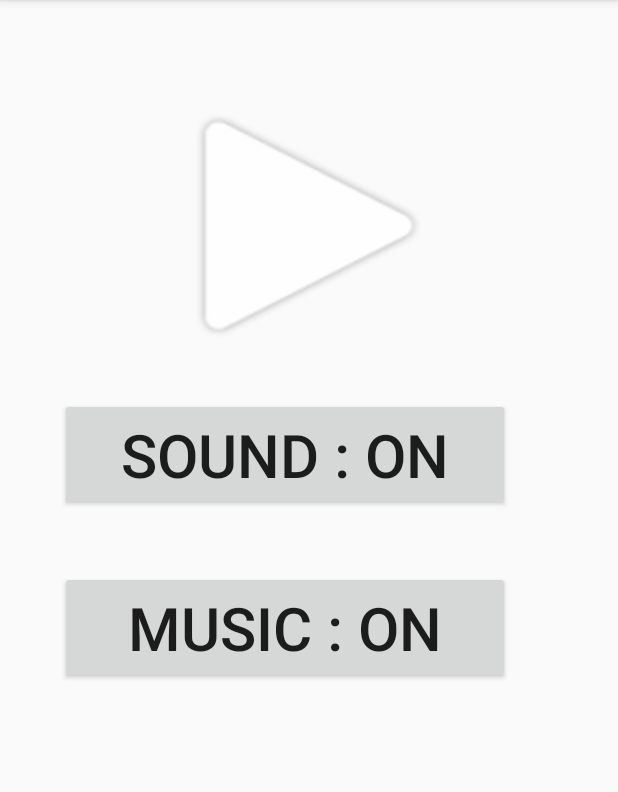
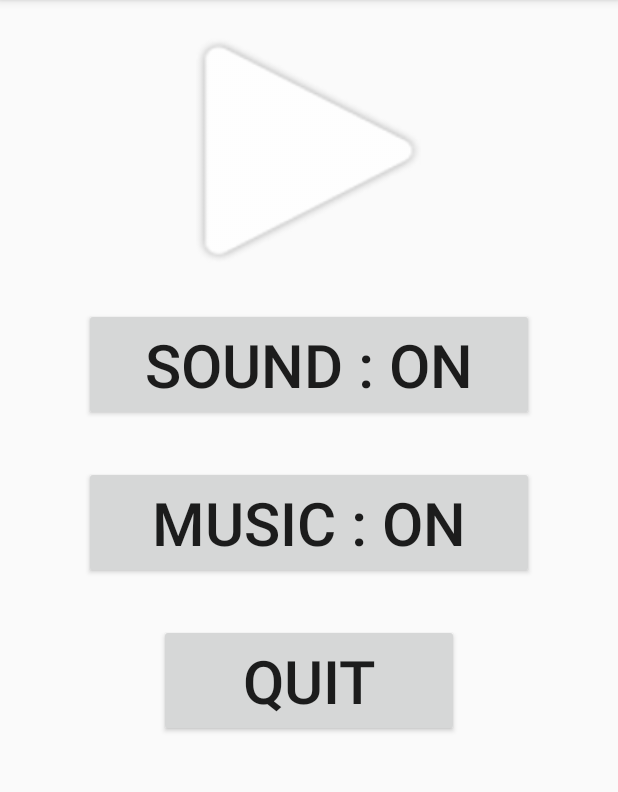
Before and after one commit to chrpm/Catastrophe, an Android app: the OptionsFragment screen opened directly, with no data from a screen before it, on a phone screen of 412 x 824 dp, the part 84-876 px from its top. Run offline under Robolectric (Android 15) with nearby library versions, the phone set to English and light mode, and no system bars.

Commit message:
Quit options added and partially implemented.

```diff
--- a/app/src/main/java/com/kit10/csci448/catastrophe/OptionsFragment.java
+++ b/app/src/main/java/com/kit10/csci448/catastrophe/OptionsFragment.java
@@ -26,6 +26,7 @@ public class OptionsFragment extends Fragment {
     private Button mSoundOffButton;
     private Button mMusicOnButton;
     private Button mMusicOffButton;
+    private Button mQuitButton;
 
     private LinearLayout mSoundOnLayout;
     private LinearLayout mSoundOffLayout;
@@ -101,6 +102,15 @@ public class OptionsFragment extends Fragment {
             }
         });
 
+        mQuitButton = (Button) v.findViewById(R.id.quit_button);
+        mQuitButton.setOnClickListener(new View.OnClickListener() {
+            @Override
+            public void onClick(View v) {
+                Log.d(WelcomeActivity.LOG_TAG, "OptionsFragment : quitting");
+                //TODO: Implement quit.
+            }
+        });
+
         return v;
 
     }
--- a/app/src/main/res/layout/options_fragment.xml
+++ b/app/src/main/res/layout/options_fragment.xml
@@ -6,7 +6,7 @@
     <LinearLayout
         android:layout_width="wrap_content"
         android:layout_height="wrap_content"
-        android:paddingTop="75dp"
+        android:paddingTop="25dp"
         android:layout_gravity="center"
         android:orientation="vertical"
         android:weightSum="1">
@@ -24,7 +24,7 @@
         android:layout_width="wrap_content"
         android:layout_height="wrap_content"
         android:orientation="horizontal"
-            android:paddingLeft="40dp"
+        android:layout_gravity="center"
         android:paddingTop="40dp"
         android:visibility="gone">
 
@@ -42,8 +42,8 @@
         android:layout_width="wrap_content"
         android:layout_height="wrap_content"
         android:orientation="horizontal"
-        android:paddingLeft="40dp"
-        android:paddingTop="40dp"
+        android:layout_gravity="center"
+        android:paddingTop="30dp"
         >
 
         <Button
@@ -60,8 +60,8 @@
         android:layout_width="wrap_content"
         android:layout_height="wrap_content"
         android:orientation="horizontal"
-        android:paddingLeft="40dp"
-        android:paddingTop="40dp"
+        android:layout_gravity="center"
+        android:paddingTop="30dp"
         android:visibility="gone">
 
         <Button
@@ -78,8 +78,8 @@
         android:layout_width="wrap_content"
         android:layout_height="wrap_content"
         android:orientation="horizontal"
-        android:paddingLeft="40dp"
-        android:paddingTop="40dp"
+        android:layout_gravity="center"
+        android:paddingTop="30dp"
         >
 
         <Button
@@ -91,6 +91,22 @@
 
     </LinearLayout>
 
+    <LinearLayout
+        android:layout_width="wrap_content"
+        android:layout_height="wrap_content"
+        android:orientation="horizontal"
+        android:paddingTop="30dp"
+        android:layout_gravity="center"
+        >
+
+        <Button
+            android:id="@+id/quit_button"
+            android:layout_width="200dp"
+            android:layout_height="75dp"
+            android:textSize="40dp"
+            android:text="@string/quit_button"/>
+
+    </LinearLayout>
 
 
 </LinearLayout>
--- a/app/src/main/res/values/strings.xml
+++ b/app/src/main/res/values/strings.xml
@@ -8,4 +8,5 @@
     <string name="sound_off">SOUND : OFF</string>
     <string name="music_on">MUSIC : ON</string>
     <string name="music_off">MUSIC : OFF</string>
+    <string name="quit_button">QUIT</string>
 </resources>
```
Lines whose indentation alone changed are shown as unchanged.
